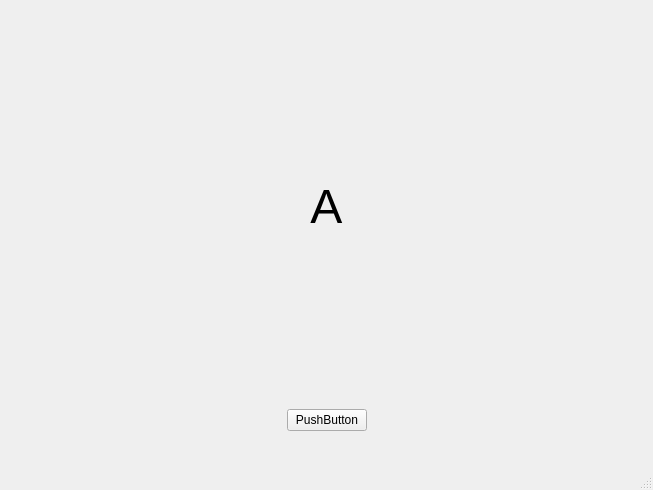
First picture: the form in assignmentManagerMainWindow.ui, repository DragonFired/assignmentManager, before the edit.
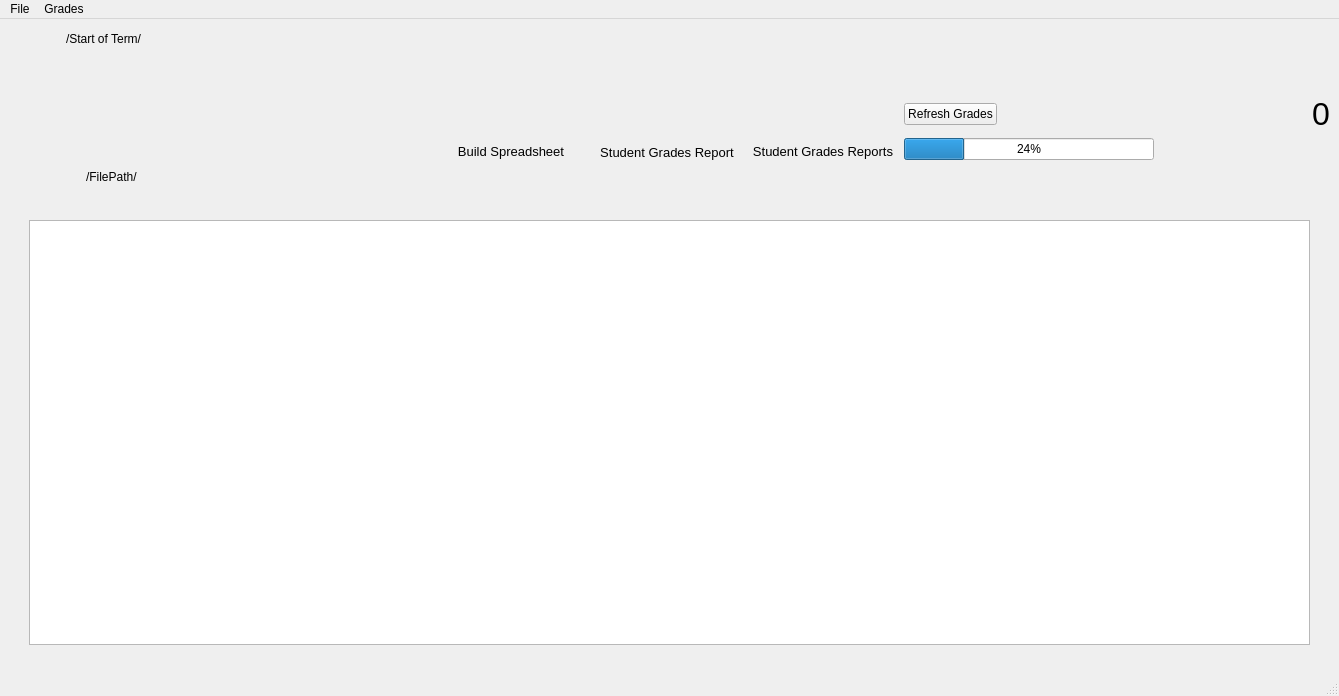
Second picture: the form after the edit. Icons and pictures are not drawn.

Commit message: First working, functional version. Need student report creation and deletion and threading.

```diff
--- a/assignmentManagerMainWindow.ui
+++ b/assignmentManagerMainWindow.ui
@@ -6,8 +6,8 @@
    <rect>
     <x>0</x>
     <y>0</y>
-    <width>653</width>
-    <height>490</height>
+    <width>1339</width>
+    <height>696</height>
    </rect>
   </property>
   <property name="windowTitle">
@@ -16,40 +16,147 @@
   <widget class="QWidget" name="centralwidget">
    <layout class="QGridLayout" name="gridLayout">
     <item row="0" column="0">
-     <layout class="QVBoxLayout" name="verticalLayout">
+     <layout class="QVBoxLayout" name="verticalLayout_5">
       <item>
-       <spacer name="verticalSpacer_3">
-        <property name="orientation">
-         <enum>Qt::Vertical</enum>
-        </property>
-        <property name="sizeHint" stdset="0">
-         <size>
-          <width>20</width>
-          <height>40</height>
-         </size>
-        </property>
-       </spacer>
-      </item>
-      <item>
-       <widget class="QLabel" name="textOutputUI">
-        <property name="font">
-         <font>
-          <pointsize>36</pointsize>
-         </font>
-        </property>
-        <property name="text">
-         <string>A</string>
-        </property>
-        <property name="alignment">
-         <set>Qt::AlignCenter</set>
-        </property>
-       </widget>
+       <layout class="QHBoxLayout" name="horizontalLayout_4">
+        <item>
+         <spacer name="horizontalSpacer_17">
+          <property name="orientation">
+           <enum>Qt::Horizontal</enum>
+          </property>
+          <property name="sizeType">
+           <enum>QSizePolicy::Fixed</enum>
+          </property>
+          <property name="sizeHint" stdset="0">
+           <size>
+            <width>10</width>
+            <height>20</height>
+           </size>
+          </property>
+         </spacer>
+        </item>
+        <item>
+         <widget class="QPushButton" name="calendarButton">
+          <property name="sizePolicy">
+           <sizepolicy hsizetype="Fixed" vsizetype="Fixed">
+            <horstretch>0</horstretch>
+            <verstretch>0</verstretch>
+           </sizepolicy>
+          </property>
+          <property name="maximumSize">
+           <size>
+            <width>40</width>
+            <height>35</height>
+           </size>
+          </property>
+          <property name="toolTip">
+           <string extracomment="Root Folder"/>
+          </property>
+          <property name="text">
+           <string/>
+          </property>
+          <property name="icon">
+           <iconset resource="assignmentManagerResources.qrc">
+            <normaloff>:/icons/calendarIcon</normaloff>:/icons/calendarIcon</iconset>
+          </property>
+          <property name="iconSize">
+           <size>
+            <width>50</width>
+            <height>35</height>
+           </size>
+          </property>
+          <property name="flat">
+           <bool>true</bool>
+          </property>
+         </widget>
+        </item>
+        <item>
+         <widget class="QPushButton" name="startOfTermUI">
+          <property name="styleSheet">
+           <string notr="true">text-align: left;</string>
+          </property>
+          <property name="text">
+           <string>/Start of Term/</string>
+          </property>
+          <property name="flat">
+           <bool>true</bool>
+          </property>
+         </widget>
+        </item>
+        <item>
+         <spacer name="horizontalSpacer_6">
+          <property name="orientation">
+           <enum>Qt::Horizontal</enum>
+          </property>
+          <property name="sizeHint" stdset="0">
+           <size>
+            <width>40</width>
+            <height>20</height>
+           </size>
+          </property>
+         </spacer>
+        </item>
+        <item>
+         <widget class="QPushButton" name="preferencesSelectButton">
+          <property name="sizePolicy">
+           <sizepolicy hsizetype="Fixed" vsizetype="Fixed">
+            <horstretch>0</horstretch>
+            <verstretch>0</verstretch>
+           </sizepolicy>
+          </property>
+          <property name="maximumSize">
+           <size>
+            <width>40</width>
+            <height>35</height>
+           </size>
+          </property>
+          <property name="toolTip">
+           <string extracomment="Root Folder"/>
+          </property>
+          <property name="text">
+           <string/>
+          </property>
+          <property name="icon">
+           <iconset resource="assignmentManagerResources.qrc">
+            <normaloff>:/icons/gearIcon</normaloff>:/icons/gearIcon</iconset>
+          </property>
+          <property name="iconSize">
+           <size>
+            <width>50</width>
+            <height>35</height>
+           </size>
+          </property>
+          <property name="flat">
+           <bool>true</bool>
+          </property>
+         </widget>
+        </item>
+        <item>
+         <spacer name="horizontalSpacer_3">
+          <property name="orientation">
+           <enum>Qt::Horizontal</enum>
+          </property>
+          <property name="sizeType">
+           <enum>QSizePolicy::Fixed</enum>
+          </property>
+          <property name="sizeHint" stdset="0">
+           <size>
+            <width>10</width>
+            <height>20</height>
+           </size>
+          </property>
+         </spacer>
+        </item>
+       </layout>
       </item>
       <item>
        <spacer name="verticalSpacer_2">
         <property name="orientation">
          <enum>Qt::Vertical</enum>
         </property>
+        <property name="sizeType">
+         <enum>QSizePolicy::Maximum</enum>
+        </property>
         <property name="sizeHint" stdset="0">
          <size>
           <width>20</width>
@@ -59,35 +166,599 @@
        </spacer>
       </item>
       <item>
-       <layout class="QHBoxLayout" name="horizontalLayout">
+       <layout class="QHBoxLayout" name="horizontalLayout_8">
+        <item>
+         <spacer name="horizontalSpacer_5">
+          <property name="orientation">
+           <enum>Qt::Horizontal</enum>
+          </property>
+          <property name="sizeHint" stdset="0">
+           <size>
+            <width>40</width>
+            <height>20</height>
+           </size>
+          </property>
+         </spacer>
+        </item>
+        <item>
+         <layout class="QVBoxLayout" name="verticalLayout_6">
+          <item>
+           <layout class="QHBoxLayout" name="horizontalLayout_9">
+            <item>
+             <spacer name="horizontalSpacer_15">
+              <property name="orientation">
+               <enum>Qt::Horizontal</enum>
+              </property>
+              <property name="sizeType">
+               <enum>QSizePolicy::Maximum</enum>
+              </property>
+              <property name="sizeHint" stdset="0">
+               <size>
+                <width>45</width>
+                <height>20</height>
+               </size>
+              </property>
+             </spacer>
+            </item>
+            <item>
+             <widget class="QPushButton" name="generateSpreadsheetButton_2">
+              <property name="maximumSize">
+               <size>
+                <width>30</width>
+                <height>35</height>
+               </size>
+              </property>
+              <property name="text">
+               <string/>
+              </property>
+              <property name="icon">
+               <iconset resource="assignmentManagerResources.qrc">
+                <normaloff>:/icons/spreadsheetIcon</normaloff>:/icons/spreadsheetIcon</iconset>
+              </property>
+              <property name="iconSize">
+               <size>
+                <width>35</width>
+                <height>50</height>
+               </size>
+              </property>
+              <property name="flat">
+               <bool>true</bool>
+              </property>
+             </widget>
+            </item>
+            <item>
+             <spacer name="horizontalSpacer_16">
+              <property name="orientation">
+               <enum>Qt::Horizontal</enum>
+              </property>
+              <property name="sizeType">
+               <enum>QSizePolicy::Maximum</enum>
+              </property>
+              <property name="sizeHint" stdset="0">
+               <size>
+                <width>45</width>
+                <height>20</height>
+               </size>
+              </property>
+             </spacer>
+            </item>
+           </layout>
+          </item>
+          <item>
+           <widget class="QPushButton" name="spreadsheetsLabel_2">
+            <property name="minimumSize">
+             <size>
+              <width>150</width>
+              <height>20</height>
+             </size>
+            </property>
+            <property name="maximumSize">
+             <size>
+              <width>120</width>
+              <height>15</height>
+             </size>
+            </property>
+            <property name="font">
+             <font>
+              <pointsize>10</pointsize>
+             </font>
+            </property>
+            <property name="styleSheet">
+             <string notr="true">text-align: center;</string>
+            </property>
+            <property name="text">
+             <string>Build Spreadsheet</string>
+            </property>
+            <property name="flat">
+             <bool>true</bool>
+            </property>
+           </widget>
+          </item>
+         </layout>
+        </item>
+        <item>
+         <layout class="QVBoxLayout" name="verticalLayout_4">
+          <item>
+           <layout class="QHBoxLayout" name="horizontalLayout_7">
+            <item>
+             <spacer name="horizontalSpacer_12">
+              <property name="orientation">
+               <enum>Qt::Horizontal</enum>
+              </property>
+              <property name="sizeType">
+               <enum>QSizePolicy::Maximum</enum>
+              </property>
+              <property name="sizeHint" stdset="0">
+               <size>
+                <width>45</width>
+                <height>20</height>
+               </size>
+              </property>
+             </spacer>
+            </item>
+            <item>
+             <widget class="QPushButton" name="generateSpreadsheetButton">
+              <property name="maximumSize">
+               <size>
+                <width>45</width>
+                <height>40</height>
+               </size>
+              </property>
+              <property name="text">
+               <string/>
+              </property>
+              <property name="icon">
+               <iconset resource="assignmentManagerResources.qrc">
+                <normaloff>:/icons/buildFileIcon</normaloff>:/icons/buildFileIcon</iconset>
+              </property>
+              <property name="iconSize">
+               <size>
+                <width>45</width>
+                <height>50</height>
+               </size>
+              </property>
+              <property name="flat">
+               <bool>true</bool>
+              </property>
+             </widget>
+            </item>
+            <item>
+             <spacer name="horizontalSpacer_13">
+              <property name="orientation">
+               <enum>Qt::Horizontal</enum>
+              </property>
+              <property name="sizeType">
+               <enum>QSizePolicy::Maximum</enum>
+              </property>
+              <property name="sizeHint" stdset="0">
+               <size>
+                <width>45</width>
+                <height>20</height>
+               </size>
+              </property>
+             </spacer>
+            </item>
+           </layout>
+          </item>
+          <item>
+           <widget class="QPushButton" name="spreadsheetsLabel">
+            <property name="minimumSize">
+             <size>
+              <width>150</width>
+              <height>20</height>
+             </size>
+            </property>
+            <property name="maximumSize">
+             <size>
+              <width>120</width>
+              <height>15</height>
+             </size>
+            </property>
+            <property name="font">
+             <font>
+              <pointsize>10</pointsize>
+             </font>
+            </property>
+            <property name="styleSheet">
+             <string notr="true">text-align: center;</string>
+            </property>
+            <property name="text">
+             <string>Student Grades Report</string>
+            </property>
+            <property name="flat">
+             <bool>true</bool>
+            </property>
+           </widget>
+          </item>
+         </layout>
+        </item>
+        <item>
+         <layout class="QVBoxLayout" name="verticalLayout_3">
+          <item>
+           <layout class="QHBoxLayout" name="horizontalLayout_6">
+            <item>
+             <spacer name="horizontalSpacer_9">
+              <property name="orientation">
+               <enum>Qt::Horizontal</enum>
+              </property>
+              <property name="sizeType">
+               <enum>QSizePolicy::Maximum</enum>
+              </property>
+              <property name="sizeHint" stdset="0">
+               <size>
+                <width>45</width>
+                <height>20</height>
+               </size>
+              </property>
+             </spacer>
+            </item>
+            <item>
+             <widget class="QPushButton" name="trashStudentReportsButton">
+              <property name="maximumSize">
+               <size>
+                <width>30</width>
+                <height>35</height>
+               </size>
+              </property>
+              <property name="text">
+               <string/>
+              </property>
+              <property name="icon">
+               <iconset resource="assignmentManagerResources.qrc">
+                <normaloff>:/icons/trashCan</normaloff>:/icons/trashCan</iconset>
+              </property>
+              <property name="iconSize">
+               <size>
+                <width>35</width>
+                <height>50</height>
+               </size>
+              </property>
+              <property name="flat">
+               <bool>true</bool>
+              </property>
+             </widget>
+            </item>
+            <item>
+             <spacer name="horizontalSpacer_11">
+              <property name="orientation">
+               <enum>Qt::Horizontal</enum>
+              </property>
+              <property name="sizeType">
+               <enum>QSizePolicy::Maximum</enum>
+              </property>
+              <property name="sizeHint" stdset="0">
+               <size>
+                <width>45</width>
+                <height>20</height>
+               </size>
+              </property>
+             </spacer>
+            </item>
+           </layout>
+          </item>
+          <item>
+           <widget class="QPushButton" name="trashLabel">
+            <property name="minimumSize">
+             <size>
+              <width>150</width>
+              <height>20</height>
+             </size>
+            </property>
+            <property name="maximumSize">
+             <size>
+              <width>120</width>
+              <height>15</height>
+             </size>
+            </property>
+            <property name="font">
+             <font>
+              <pointsize>10</pointsize>
+             </font>
+            </property>
+            <property name="styleSheet">
+             <string notr="true">text-align: center;</string>
+            </property>
+            <property name="text">
+             <string>Student Grades Reports</string>
+            </property>
+            <property name="flat">
+             <bool>true</bool>
+            </property>
+           </widget>
+          </item>
+         </layout>
+        </item>
+        <item>
+         <layout class="QVBoxLayout" name="verticalLayout_2">
+          <item>
+           <layout class="QHBoxLayout" name="horizontalLayout_3">
+            <item>
+             <widget class="QPushButton" name="refreshGradesButton">
+              <property name="maximumSize">
+               <size>
+                <width>130</width>
+                <height>16777215</height>
+               </size>
+              </property>
+              <property name="text">
+               <string>Refresh Grades</string>
+              </property>
+             </widget>
+            </item>
+            <item>
+             <spacer name="horizontalSpacer_14">
+              <property name="orientation">
+               <enum>Qt::Horizontal</enum>
+              </property>
+              <property name="sizeHint" stdset="0">
+               <size>
+                <width>40</width>
+                <height>20</height>
+               </size>
+              </property>
+             </spacer>
+            </item>
+            <item>
+             <widget class="QLabel" name="remainingLabel">
+              <property name="font">
+               <font>
+                <pointsize>24</pointsize>
+               </font>
+              </property>
+              <property name="text">
+               <string>0</string>
+              </property>
+             </widget>
+            </item>
+           </layout>
+          </item>
+          <item>
+           <widget class="QProgressBar" name="gradingProgressBar">
+            <property name="maximumSize">
+             <size>
+              <width>250</width>
+              <height>16777215</height>
+             </size>
+            </property>
+            <property name="value">
+             <number>24</number>
+            </property>
+           </widget>
+          </item>
+         </layout>
+        </item>
+       </layout>
+      </item>
+      <item>
+       <layout class="QHBoxLayout" name="horizontalLayout_2">
         <item>
          <spacer name="horizontalSpacer">
           <property name="orientation">
            <enum>Qt::Horizontal</enum>
           </property>
+          <property name="sizeType">
+           <enum>QSizePolicy::Fixed</enum>
+          </property>
           <property name="sizeHint" stdset="0">
            <size>
-            <width>40</width>
+            <width>20</width>
             <height>20</height>
            </size>
           </property>
          </spacer>
         </item>
         <item>
-         <widget class="QPushButton" name="pushButton">
-          <property name="text">
-           <string>PushButton</string>
-          </property>
-         </widget>
+         <layout class="QVBoxLayout" name="verticalLayout">
+          <item>
+           <layout class="QHBoxLayout" name="horizontalLayout">
+            <item>
+             <spacer name="horizontalSpacer_4">
+              <property name="orientation">
+               <enum>Qt::Horizontal</enum>
+              </property>
+              <property name="sizeType">
+               <enum>QSizePolicy::Fixed</enum>
+              </property>
+              <property name="sizeHint" stdset="0">
+               <size>
+                <width>10</width>
+                <height>20</height>
+               </size>
+              </property>
+             </spacer>
+            </item>
+            <item>
+             <widget class="QPushButton" name="rootFolderSelectButton">
+              <property name="sizePolicy">
+               <sizepolicy hsizetype="Fixed" vsizetype="Fixed">
+                <horstretch>0</horstretch>
+                <verstretch>0</verstretch>
+               </sizepolicy>
+              </property>
+              <property name="maximumSize">
+               <size>
+                <width>40</width>
+                <height>35</height>
+               </size>
+              </property>
+              <property name="toolTip">
+               <string extracomment="Root Folder"/>
+              </property>
+              <property name="text">
+               <string/>
+              </property>
+              <property name="icon">
+               <iconset resource="assignmentManagerResources.qrc">
+                <normaloff>:/icons/folderIcon</normaloff>:/icons/folderIcon</iconset>
+              </property>
+              <property name="iconSize">
+               <size>
+                <width>50</width>
+                <height>35</height>
+               </size>
+              </property>
+              <property name="flat">
+               <bool>true</bool>
+              </property>
+             </widget>
+            </item>
+            <item>
+             <widget class="QPushButton" name="currentFilePathUI">
+              <property name="styleSheet">
+               <string notr="true">text-align: left;</string>
+              </property>
+              <property name="text">
+               <string>/FilePath/</string>
+              </property>
+              <property name="flat">
+               <bool>true</bool>
+              </property>
+             </widget>
+            </item>
+            <item>
+             <spacer name="horizontalSpacer_7">
+              <property name="orientation">
+               <enum>Qt::Horizontal</enum>
+              </property>
+              <property name="sizeType">
+               <enum>QSizePolicy::Expanding</enum>
+              </property>
+              <property name="sizeHint" stdset="0">
+               <size>
+                <width>10</width>
+                <height>20</height>
+               </size>
+              </property>
+             </spacer>
+            </item>
+           </layout>
+          </item>
+          <item>
+           <layout class="QHBoxLayout" name="horizontalLayout_5">
+            <item>
+             <spacer name="horizontalSpacer_8">
+              <property name="orientation">
+               <enum>Qt::Horizontal</enum>
+              </property>
+              <property name="sizeType">
+               <enum>QSizePolicy::Fixed</enum>
+              </property>
+              <property name="sizeHint" stdset="0">
+               <size>
+                <width>10</width>
+                <height>20</height>
+               </size>
+              </property>
+             </spacer>
+            </item>
+            <item>
+             <widget class="QPushButton" name="expandAllButton">
+              <property name="sizePolicy">
+               <sizepolicy hsizetype="Fixed" vsizetype="Fixed">
+                <horstretch>0</horstretch>
+                <verstretch>0</verstretch>
+               </sizepolicy>
+              </property>
+              <property name="maximumSize">
+               <size>
+                <width>20</width>
+                <height>20</height>
+               </size>
+              </property>
+              <property name="toolTip">
+               <string extracomment="Root Folder"/>
+              </property>
+              <property name="icon">
+               <iconset resource="assignmentManagerResources.qrc">
+                <normaloff>:/icons/expandAll</normaloff>:/icons/expandAll</iconset>
+              </property>
+              <property name="iconSize">
+               <size>
+                <width>20</width>
+                <height>20</height>
+               </size>
+              </property>
+              <property name="flat">
+               <bool>true</bool>
+              </property>
+             </widget>
+            </item>
+            <item>
+             <widget class="QPushButton" name="collapseAllButton">
+              <property name="sizePolicy">
+               <sizepolicy hsizetype="Fixed" vsizetype="Fixed">
+                <horstretch>0</horstretch>
+                <verstretch>0</verstretch>
+               </sizepolicy>
+              </property>
+              <property name="maximumSize">
+               <size>
+                <width>20</width>
+                <height>20</height>
+               </size>
+              </property>
+              <property name="toolTip">
+               <string extracomment="Root Folder"/>
+              </property>
+              <property name="text">
+               <string/>
+              </property>
+              <property name="icon">
+               <iconset resource="assignmentManagerResources.qrc">
+                <normaloff>:/icons/collapseAll</normaloff>:/icons/collapseAll</iconset>
+              </property>
+              <property name="iconSize">
+               <size>
+                <width>30</width>
+                <height>30</height>
+               </size>
+              </property>
+              <property name="flat">
+               <bool>true</bool>
+              </property>
+             </widget>
+            </item>
+            <item>
+             <spacer name="horizontalSpacer_10">
+              <property name="orientation">
+               <enum>Qt::Horizontal</enum>
+              </property>
+              <property name="sizeType">
+               <enum>QSizePolicy::Expanding</enum>
+              </property>
+              <property name="sizeHint" stdset="0">
+               <size>
+                <width>10</width>
+                <height>20</height>
+               </size>
+              </property>
+             </spacer>
+            </item>
+           </layout>
+          </item>
+          <item>
+           <widget class="QTreeView" name="studentsTreeView">
+            <property name="autoFillBackground">
+             <bool>false</bool>
+            </property>
+            <property name="sortingEnabled">
+             <bool>true</bool>
+            </property>
+           </widget>
+          </item>
+         </layout>
         </item>
         <item>
          <spacer name="horizontalSpacer_2">
           <property name="orientation">
            <enum>Qt::Horizontal</enum>
           </property>
+          <property name="sizeType">
+           <enum>QSizePolicy::Fixed</enum>
+          </property>
           <property name="sizeHint" stdset="0">
            <size>
-            <width>40</width>
+            <width>20</width>
             <height>20</height>
            </size>
           </property>
@@ -96,91 +767,20 @@
        </layout>
       </item>
       <item>
-       <layout class="QHBoxLayout" name="horizontalLayout_2">
-        <item>
-         <widget class="QPushButton" name="restartButton">
-          <property name="sizePolicy">
-           <sizepolicy hsizetype="Fixed" vsizetype="Fixed">
-            <horstretch>0</horstretch>
-            <verstretch>0</verstretch>
-           </sizepolicy>
-          </property>
-          <property name="maximumSize">
-           <size>
-            <width>40</width>
-            <height>35</height>
-           </size>
-          </property>
-          <property name="toolTip">
-           <string extracomment="Root Folder"/>
-          </property>
-          <property name="text">
-           <string/>
-          </property>
-          <property name="icon">
-           <iconset resource="assignmentManagerResources.qrc">
-            <normaloff>:/images/images/restartIcon.png</normaloff>:/images/images/restartIcon.png</iconset>
-          </property>
-          <property name="iconSize">
-           <size>
-            <width>50</width>
-            <height>35</height>
-           </size>
-          </property>
-          <property name="flat">
-           <bool>true</bool>
-          </property>
-         </widget>
-        </item>
-        <item>
-         <spacer name="horizontalSpacer_3">
-          <property name="orientation">
-           <enum>Qt::Horizontal</enum>
-          </property>
-          <property name="sizeHint" stdset="0">
-           <size>
-            <width>40</width>
-            <height>20</height>
-           </size>
-          </property>
-         </spacer>
-        </item>
-        <item>
-         <widget class="QPushButton" name="preferencesSelectButton">
-          <property name="sizePolicy">
-           <sizepolicy hsizetype="Fixed" vsizetype="Fixed">
-            <horstretch>0</horstretch>
-            <verstretch>0</verstretch>
-           </sizepolicy>
-          </property>
-          <property name="maximumSize">
-           <size>
-            <width>40</width>
-            <height>35</height>
-           </size>
-          </property>
-          <property name="toolTip">
-           <string extracomment="Root Folder"/>
-          </property>
-          <property name="text">
-           <string/>
-          </property>
-          <property name="icon">
-           <iconset resource="assignmentManagerResources.qrc">
-            <normaloff>:/images/images/Gear-icon-291x300.png</normaloff>:/images/images/Gear-icon-291x300.png</iconset>
-          </property>
-          <property name="iconSize">
-           <size>
-            <width>50</width>
-            <height>35</height>
-           </size>
-          </property>
-          <property name="flat">
-           <bool>true</bool>
-          </property>
-         </widget>
-        </item>
-       </layout>
+       <spacer name="verticalSpacer">
+        <property name="orientation">
+         <enum>Qt::Vertical</enum>
+        </property>
+        <property name="sizeType">
+         <enum>QSizePolicy::Fixed</enum>
+        </property>
+        <property name="sizeHint" stdset="0">
+         <size>
+          <width>20</width>
+          <height>20</height>
+         </size>
+        </property>
+       </spacer>
       </item>
      </layout>
     </item>
@@ -191,12 +791,86 @@
     <rect>
      <x>0</x>
      <y>0</y>
-     <width>653</width>
+     <width>1339</width>
      <height>22</height>
     </rect>
    </property>
+   <widget class="QMenu" name="menuFile">
+    <property name="title">
+     <string>File</string>
+    </property>
+    <addaction name="actionSet_Root_Folder"/>
+    <addaction name="actionPreferences"/>
+   </widget>
+   <widget class="QMenu" name="menuGrades">
+    <property name="title">
+     <string>Grades</string>
+    </property>
+    <addaction name="actionExport"/>
+   </widget>
+   <addaction name="menuFile"/>
+   <addaction name="menuGrades"/>
   </widget>
-  <widget class="QStatusBar" name="statusbar"/>
+  <widget class="QStatusBar" name="statusBar">
+   <property name="palette">
+    <palette>
+     <active>
+      <colorrole role="WindowText">
+       <brush brushstyle="SolidPattern">
+        <color alpha="255">
+         <red>252</red>
+         <green>0</green>
+         <blue>6</blue>
+        </color>
+       </brush>
+      </colorrole>
+     </active>
+     <inactive>
+      <colorrole role="WindowText">
+       <brush brushstyle="SolidPattern">
+        <color alpha="255">
+         <red>252</red>
+         <green>0</green>
+         <blue>6</blue>
+        </color>
+       </brush>
+      </colorrole>
+     </inactive>
+     <disabled>
+      <colorrole role="WindowText">
+       <brush brushstyle="SolidPattern">
+        <color alpha="255">
+         <red>127</red>
+         <green>127</green>
+         <blue>127</blue>
+        </color>
+       </brush>
+      </colorrole>
+     </disabled>
+    </palette>
+   </property>
+   <property name="font">
+    <font>
+     <weight>75</weight>
+     <bold>true</bold>
+    </font>
+   </property>
+  </widget>
+  <action name="actionSet_Root_Folder">
+   <property name="text">
+    <string>Set Root Folder</string>
+   </property>
+  </action>
+  <action name="actionPreferences">
+   <property name="text">
+    <string>Preferences</string>
+   </property>
+  </action>
+  <action name="actionExport">
+   <property name="text">
+    <string>Export...</string>
+   </property>
+  </action>
  </widget>
  <resources>
   <include location="assignmentManagerResources.qrc"/>
```
Left out of the diff: 6 changed lines with no effect on the pictures. The commit also changes 23 other files.
